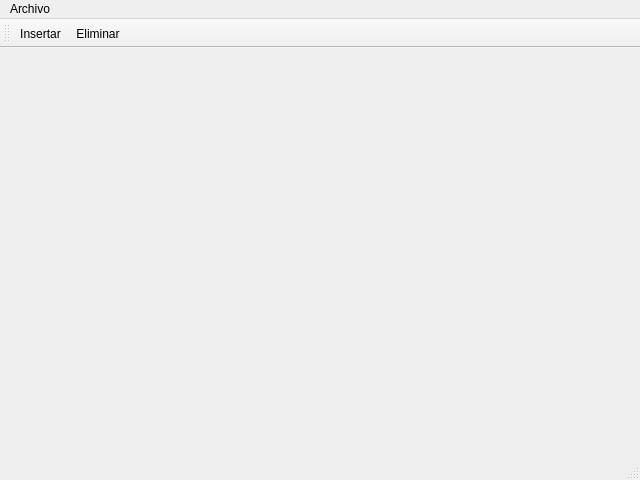
Qt form Code/mainwindow.ui (jmigual/Hesed-Management) before a commit.
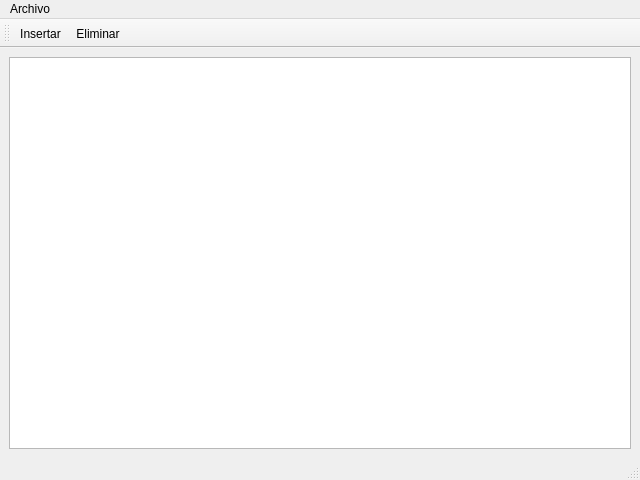
The same form after that commit. Icons and pictures are not drawn.

```diff
--- a/Code/mainwindow.ui
+++ b/Code/mainwindow.ui
@@ -13,7 +13,16 @@
   <property name="windowTitle">
    <string>MainWindow</string>
   </property>
-  <widget class="QWidget" name="centralwidget"/>
+  <widget class="QWidget" name="centralwidget">
+   <layout class="QVBoxLayout" name="verticalLayout">
+    <property name="bottomMargin">
+     <number>9</number>
+    </property>
+    <item>
+     <widget class="QTableView" name="tableView"/>
+    </item>
+   </layout>
+  </widget>
   <widget class="QMenuBar" name="menubar">
    <property name="geometry">
     <rect>
```
